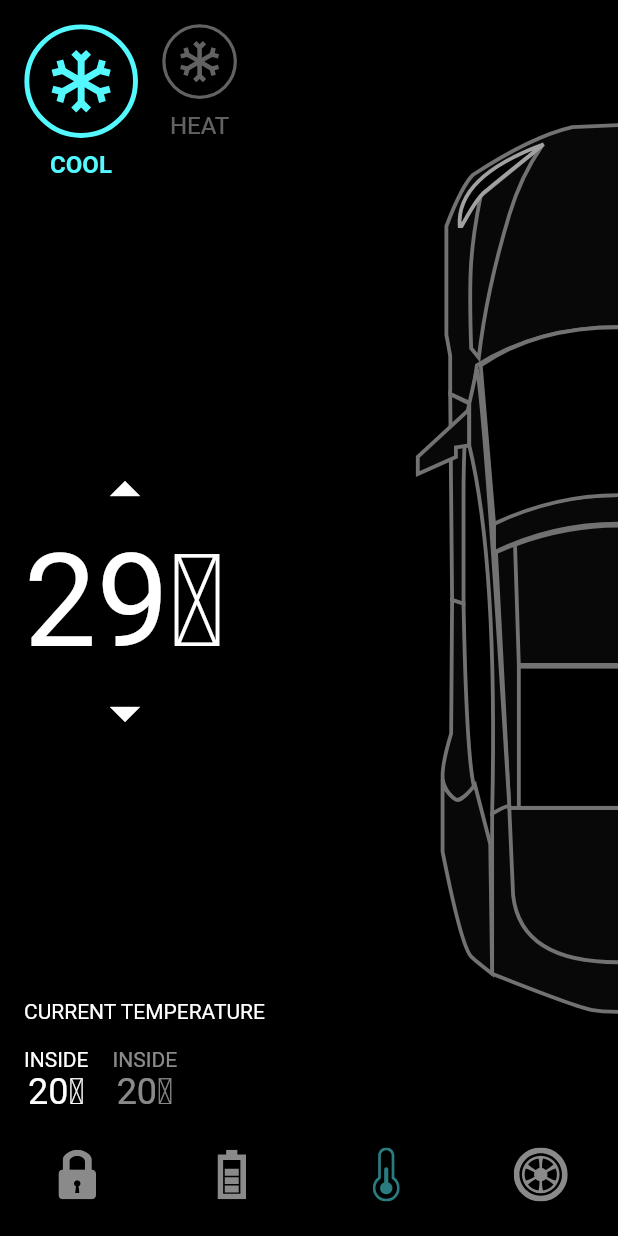
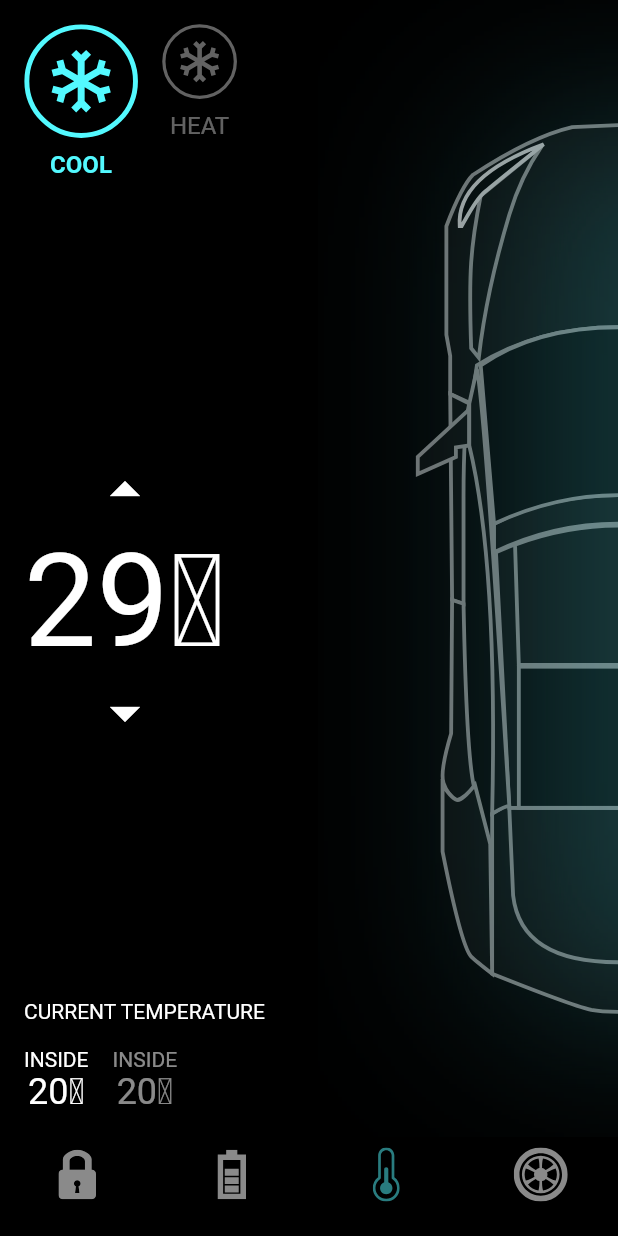
Before and after one commit to AdrianoEdu/Tesla-Animation-Flutter, a Flutter app: the screen it shows after launch, item 3 of the bottom bar chosen, on a phone screen of 412 x 824 dp. Run offline on Flutter 3.47's test engine with Material 2 defaults, Android fonts, the phone set to English and light mode, and no system bars; our stand-ins replace flutter_svg.

Commit message:
Git commit
[UPD] Update door_lock.dart, rename attribute name to image to icon.
[UPD] Update temp_details.dart, rename attribute name to image to icon.
[UPD] Update tesla_bottom_navigation.dart, rename attribute name to image to icon.
[UPD] Update tmp.btn.dart, rename attribute name to image to icon.
[UPD] Update Images.dart, Create news key value.
[UPD] Update enum.dart, Move file to other directory outside compoentes folder.
[UPD] Update home_screen.dart, Implements new animation controller and validate while image blue or red must show.

```diff
--- a/lib/components/shared/door_lock/door_lock.dart
+++ b/lib/components/shared/door_lock/door_lock.dart
@@ -34,10 +34,10 @@ class DoorLock extends StatelessWidget {
 
 SvgPicture validatingDoorLock (bool isLock) {
   if(isLock){
-    return getImage(doorLockImagePath, 'lock');
+    return getImage(doorLockIconPath, 'lock');
   }
   else {
-    return getImage(doorUnlockImagePath, 'unlock');
+    return getImage(doorUnlockIconPath, 'unlock');
   }
 }
 
--- a/lib/components/shared/temp_details/temp_details.dart
+++ b/lib/components/shared/temp_details/temp_details.dart
@@ -27,14 +27,14 @@ class TempDetails extends StatelessWidget {
               children: [
                 TempBtn(
                   isActive: _controller.isCoolSelected,
-                  svgSrc: coolShapeImagePath,
+                  svgSrc: coolShapeIconPath,
                   title: 'Cool',
                   press: _controller.updateCoolSelectedTab,
                 ),
                 const SizedBox(width: defaultPadding,),
                 TempBtn(
                   isActive: !_controller.isCoolSelected,
-                  svgSrc: heatShapeImagePath,
+                  svgSrc: heatShapeIconPath,
                   title: 'Heat',
                   activeColor: redColor,
                   press: _controller.updateCoolSelectedTab,
--- a/lib/components/shared/testa_bottom_navigation/tesla_bottom_navigation.dart
+++ b/lib/components/shared/testa_bottom_navigation/tesla_bottom_navigation.dart
@@ -37,10 +37,10 @@ class TeslaBottomNavigationBar extends StatelessWidget {
   }
 
   List<Map<String, Object>> navIconSrc = [
-    {'lock': {'path': lockImagePath, 'key': 'lock'}},
-    {'charge': {'path': chargeImagePath, 'key': 'charge'}},
-    {'temp': {'path': tempImagePath, 'key': 'temp'}},
-    {'tyre': {'path': tyreImagePath, 'key': 'tyre'}},
+    {'lock': {'path': lockIconPath, 'key': 'lock'}},
+    {'charge': {'path': chargeIconPath, 'key': 'charge'}},
+    {'temp': {'path': tempIconPath, 'key': 'temp'}},
+    {'tyre': {'path': tyreIconPath, 'key': 'tyre'}},
   ];
 
    getObjectImage(Map<String, Object> value) {
--- a/lib/components/shared/tmp_btn/tmp.btn.dart
+++ b/lib/components/shared/tmp_btn/tmp.btn.dart
@@ -31,7 +31,7 @@ class TempBtn extends StatelessWidget {
             height: getSizeByFlag(isActive, 76, 50),
             width: getSizeByFlag(isActive, 76, 50),
             child: getImageWithColor(
-              coolShapeImagePath,
+              coolShapeIconPath,
               'coolShape',
               getColorByFlag(isActive, activeColor, Colors.white38)
             ),
--- a/lib/constants/Images.dart
+++ b/lib/constants/Images.dart
@@ -9,20 +9,26 @@ const String tyre = 'Tyre.svg';
 const String battery = 'Battery.svg';
 const String coolShape = 'coolShape.svg';
 const String heatShape = 'heatShape.svg';
+const String coolGlow = 'Cool_glow_2.png';
+const String hootGlow = 'Hot_glow_4.png';
 
 //folder path images
 const String assets = 'Assets';
 const String assertsIcon = '$assets/icons';
 const String assertsImages = '$assets/images';
 
-//image paths
-const String doorLockImagePath = '$assertsIcon/$lockDoor';
-const String doorUnlockImagePath = '$assertsIcon/$unlockDoor';
-const String carImagePath = '$assertsIcon/$car';
-const String lockImagePath = '$assertsIcon/$lock';
-const String chargeImagePath = '$assertsIcon/$charge';
-const String tempImagePath = '$assertsIcon/$temp';
-const String tyreImagePath = '$assertsIcon/$tyre';
-const String batteryImagePath = '$assertsIcon/$battery';
-const String coolShapeImagePath = '$assertsIcon/$coolShape';
-const String heatShapeImagePath = '$assertsIcon/$heatShape';
+//icon paths
+const String doorLockIconPath = '$assertsIcon/$lockDoor';
+const String doorUnlockIconPath = '$assertsIcon/$unlockDoor';
+const String carIconPath = '$assertsIcon/$car';
+const String lockIconPath = '$assertsIcon/$lock';
+const String chargeIconPath = '$assertsIcon/$charge';
+const String tempIconPath = '$assertsIcon/$temp';
+const String tyreIconPath = '$assertsIcon/$tyre';
+const String batteryIconPath = '$assertsIcon/$battery';
+const String coolShapeIconPath = '$assertsIcon/$coolShape';
+const String heatShapeIconPath = '$assertsIcon/$heatShape';
+
+//images paths
+const String coolGlowImagePath = '$assertsImages/$coolGlow';
+const String hootGlowImagePath = '$assertsImages/$hootGlow';
--- a/lib/screens/home_screen.dart
+++ b/lib/screens/home_screen.dart
@@ -7,9 +7,8 @@ import 'package:teslacaranimation/home_controller.dart';
 
 import '../components/shared/battery_status/batteryStatus.dart';
 import '../components/shared/door_lock/door_lock.dart';
-import '../components/shared/enum/enum.dart';
+import '../enum/enum.dart';
 import '../components/shared/testa_bottom_navigation/tesla_bottom_navigation.dart';
-import '../components/shared/tmp_btn/tmp.btn.dart';
 
 class HomeScreen extends StatefulWidget {
   const HomeScreen({Key? key}): super(key: key);
@@ -27,6 +26,10 @@ class _HomeScreenState extends State<HomeScreen> with TickerProviderStateMixin{
 
   late AnimationController _tempAnimationController;
   late Animation<double> _animationCarShift;
+  late Animation<double> _animationTempShowInfo;
+  late Animation<double> _animationCoolGlow;
+
+
 
   void setupBatteryAnimation(){
     _batteryAnimationController = AnimationController(
@@ -55,6 +58,17 @@ class _HomeScreenState extends State<HomeScreen> with TickerProviderStateMixin{
       parent: _tempAnimationController,
       curve: const Interval(0.2, 0.4),
     );
+
+    _animationTempShowInfo = CurvedAnimation(
+      parent: _tempAnimationController,
+      curve: const Interval(0.45, 0.65),
+    );
+
+    _animationCoolGlow = CurvedAnimation(
+      parent: _tempAnimationController,
+      curve: const Interval(0.7, 1),
+    );
+
   }
 
   @override
@@ -128,7 +142,7 @@ class _HomeScreenState extends State<HomeScreen> with TickerProviderStateMixin{
                         padding: EdgeInsets.symmetric(
                           vertical: constraints.maxHeight * 0.1),
                         child: SvgPicture.asset(
-                          carImagePath,
+                          carIconPath,
                           width: double.infinity,
                         ),
                       ),
@@ -136,8 +150,8 @@ class _HomeScreenState extends State<HomeScreen> with TickerProviderStateMixin{
                     ...ListAnimatedPositioned(_controller, constraints),
                     Opacity(
                       opacity: _animationBattery.value,
-                      child: getImageWithWidth(
-                        batteryImagePath, 'battery',
+                      child: getImageSvgWithWidth(
+                        batteryIconPath, 'battery',
                         constraints.maxWidth * 0.45
                       )
                     ),
@@ -152,7 +166,23 @@ class _HomeScreenState extends State<HomeScreen> with TickerProviderStateMixin{
                         )
                       ),
                     ),
-                    TempDetails(controller: _controller),
+                    Positioned(
+                      height: constraints.maxHeight,
+                      width:  constraints.maxWidth,
+                      top:  60 * (1 - _animationTempShowInfo.value),
+                      child: Opacity(
+                        opacity: _animationTempShowInfo.value,
+                        child: TempDetails(controller: _controller)),
+                    ),
+                    Positioned(
+                        right: -180 * (1 - _animationCoolGlow.value),
+                        child: AnimatedSwitcher(
+                          duration: defaultDuration,
+                          child: _controller.isCoolSelected ?
+                            Image.asset(coolGlowImagePath, key: UniqueKey(), width: 200):
+                            Image.asset(hootGlowImagePath, key: UniqueKey(), width: 200)
+                        ),
+                      ),
                   ],
                 );
               },
@@ -218,7 +248,7 @@ List<Widget> ListAnimatedPositioned(HomeController controller, BoxConstraints co
   ];
 }
 
-SvgPicture getImageWithWidth (String pathImage, String keyValue, double width){
+SvgPicture getImageSvgWithWidth (String pathImage, String keyValue, double width){
   return SvgPicture.asset(
     pathImage,
     key: ValueKey(keyValue),
```
Also changed, not shown: lib/enum/enum.dart (renamed from lib/components/shared/enum/enum.dart).
